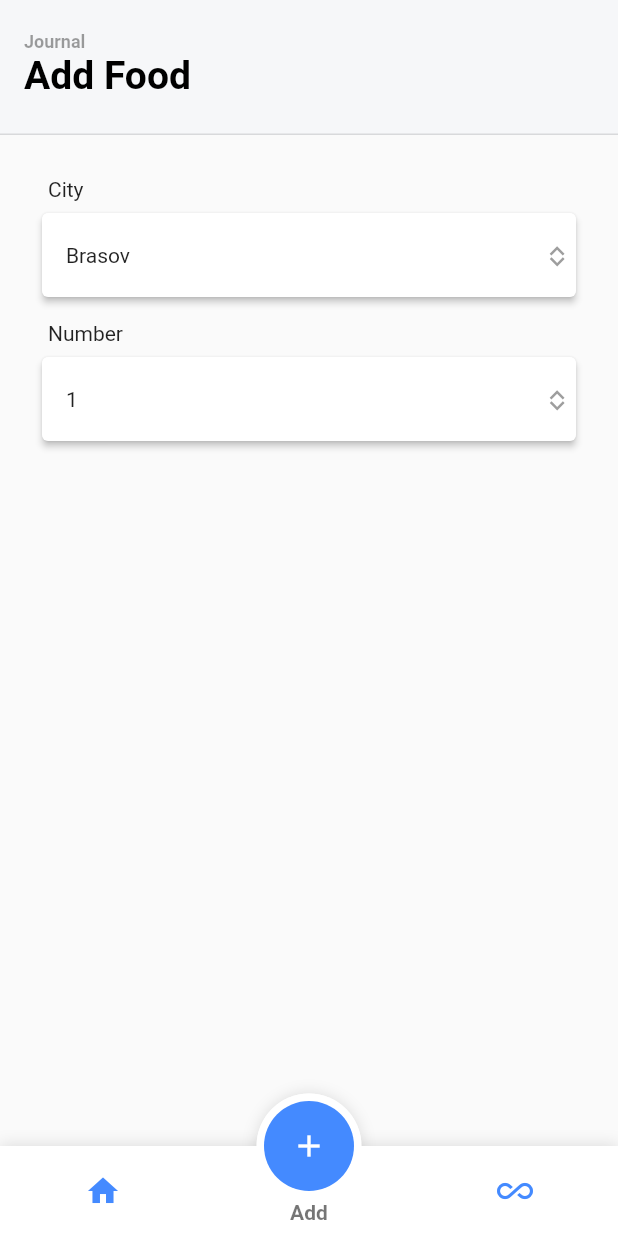
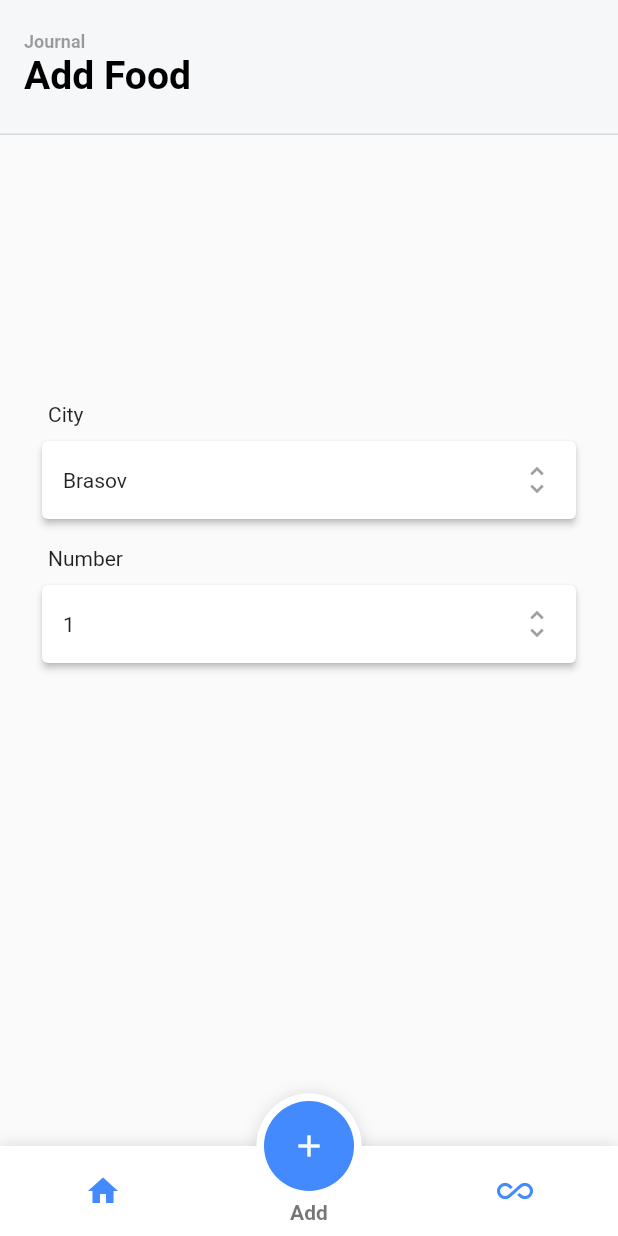
Before and after one commit to LanarsInc/direct-select-flutter, a Flutter app: the screen it shows after launch, on a phone screen of 412 x 824 dp. Run offline on Flutter 3.47's test engine with Material 2 defaults, Android fonts, the phone set to English and light mode, and no system bars; drawn by our look-alikes of fancy_bottom_navigation; our stand-ins replace flutter_svg.

Commit message:
Clean up code

```diff
--- a/lib/direct_select_container.dart
+++ b/lib/direct_select_container.dart
@@ -10,7 +10,8 @@ class DirectSelectContainer extends StatefulWidget {
   final EdgeInsetsGeometry listPadding;
   final int dragSpeedMultiplier;
 
-  const DirectSelectContainer({Key key,
+  const DirectSelectContainer(
+      {Key key,
       this.controls,
       this.child,
       this.scaleFactor = 4.0,
@@ -48,17 +49,19 @@ class DirectSelectContainerState extends State<DirectSelectContainer>
   void initState() {
     super.initState();
 
-    animationController =
-        AnimationController(duration: fadeAnimationDuration, vsync: this);
+    animationController = AnimationController(
+      duration: fadeAnimationDuration,
+      vsync: this,
+    );
 
-    for (DirectSelectList dsl in widget.controls) {
-      dsl.refreshDefaultValue();
+    for (DirectSelectList directSelectList in widget.controls) {
+      directSelectList.refreshDefaultValue();
 
-      dsl.setOnTapEventListener((owner, location) {
+      directSelectList.setOnTapEventListener((owner, location) {
         _toggleListOverlayVisibility(owner, location);
       });
 
-      dsl.setOnDragEvent((dragDy) {
+      directSelectList.setOnDragEvent((dragDy) {
         _performListDrag(dragDy);
       });
     }
@@ -68,16 +71,11 @@ class DirectSelectContainerState extends State<DirectSelectContainer>
   Widget build(BuildContext context) {
     double topOffset = 0.0;
     RenderObject object = context.findRenderObject();
-    if (object != null) {
-      if (object.parentData is ContainerBoxParentData) {
+    if (object?.parentData is ContainerBoxParentData) {
       topOffset = (object.parentData as ContainerBoxParentData).offset.dy;
     }
-    }
 
-    listPadding = MediaQuery
-        .of(context)
-        .size
-        .height;
+    listPadding = MediaQuery.of(context).size.height;
 
     _adjustedTopOffset = _currentScrollLocation - topOffset;
     _scrollController = ScrollController(
@@ -165,7 +163,9 @@ class DirectSelectContainerState extends State<DirectSelectContainer>
           _performScaleTransformation(scrollPixels, selectedItemIndex);
         }
       }
-    } catch (e) {}
+    } catch (e) {
+      print(e);
+    }
   }
 
   bool _dragActionAllowed(double scrollPosition) {
@@ -245,16 +245,17 @@ class DirectSelectContainerState extends State<DirectSelectContainer>
     return selectedElementDeviation - selectedElement;
   }
 
-  Future _toggleListOverlayVisibility(DirectSelectList visibleList,
-      double location) async {
-    if (isOverlayVisible == true) {
+  Future _toggleListOverlayVisibility(
+      DirectSelectList visibleList, double location) async {
+    if (isOverlayVisible) {
       try {
         await _scrollController.animateTo(
           listPadding -
               _adjustedTopOffset +
               lastSelectedItem * _currentList.itemHeight(),
           duration: scrollToListElementAnimationDuration,
-            curve: Curves.ease);
+          curve: Curves.ease,
+        );
       } catch (e) {} finally {
         _currentList.setSelectedItemIndex(lastSelectedItem);
         animationController.reverse().then((f) {
--- a/lib/direct_select_item.dart
+++ b/lib/direct_select_item.dart
@@ -14,7 +14,8 @@ class DirectSelectItem<T> extends StatefulWidget {
   final Widget Function(BuildContext context, T value) listItemBuilder;
   final Widget Function(BuildContext context, T value) buttonItemBuilder;
 
-  DirectSelectItem({Key key,
+  DirectSelectItem(
+      {Key key,
       @required this.value,
       @required this.listItemBuilder,
       @required this.buttonItemBuilder,
@@ -42,7 +43,8 @@ class DirectSelectItem<T> extends StatefulWidget {
       itemHeight: itemHeight,
       buttonItemBuilder: buttonItemBuilder,
       listItemBuilder: listItemBuilder,
-        isSelected: true);
+      isSelected: true,
+    );
   }
 }
 
--- a/lib/main.dart
+++ b/lib/main.dart
@@ -46,35 +46,25 @@ class _MyHomePageState extends State<MyHomePage> {
         itemHeight: 56,
         value: value,
         listItemBuilder: (context, value) {
-          return Row(
-            children: <Widget>[
-              Container(child: Text(value)),
-            ],
-          );
+          return Text(value);
         },
         buttonItemBuilder: (context, value) {
           return Card(
               margin: EdgeInsets.all(0),
               elevation: 2,
+              child: Padding(
+                padding: const EdgeInsets.all(14.0),
                 child: Row(
+                  mainAxisAlignment: MainAxisAlignment.spaceBetween,
                   mainAxisSize: MainAxisSize.max,
                   children: <Widget>[
-                  Expanded(
-                    child: Container(
-                      margin: EdgeInsets.only(left: 16),
-                      child: Text(value),
-                      alignment: AlignmentDirectional.centerStart,
-                    ),
-                  ),
-                  Column(
-                    crossAxisAlignment: CrossAxisAlignment.center,
-                    children: <Widget>[
-                      Expanded(
-                          child: SvgPicture.asset("assets/ic_direct_select.svg",
-                              width: 24, height: 24, color: Colors.black38)),
-                    ],
+                    Text(value),
+                    Icon(
+                      Icons.unfold_more,
+                      color: Colors.black38,
                     )
                   ],
+                ),
               ));
         });
   }
@@ -83,7 +73,9 @@ class _MyHomePageState extends State<MyHomePage> {
     return BoxDecoration(
       border: BorderDirectional(
         bottom: BorderSide(width: 1, color: Colors.black12),
-            top: BorderSide(width: 1, color: Colors.black12)));
+        top: BorderSide(width: 1, color: Colors.black12),
+      ),
+    );
   }
 
   @override
@@ -156,6 +148,7 @@ class _MyHomePageState extends State<MyHomePage> {
             mainAxisSize: MainAxisSize.min,
             verticalDirection: VerticalDirection.down,
             children: <Widget>[
+              SizedBox(height: 150.0),
               Padding(
                 padding: const EdgeInsets.all(8.0),
                 child: Column(
```
Also changed, not shown: lib/direct_select_list.dart (+15 -11 lines). Lines whose indentation alone changed are shown as unchanged.
